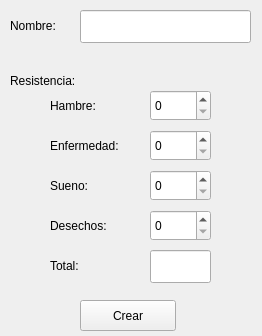
Qt form CrearTamagotchi.ui (rNexeR/Estructura-Proyecto1) before a commit.
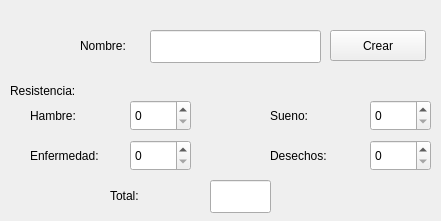
The same form after that commit. Icons and pictures are not drawn.

The edit to the form file:
```diff
--- a/CrearTamagotchi.ui
+++ b/CrearTamagotchi.ui
@@ -6,8 +6,8 @@
    <rect>
     <x>0</x>
     <y>0</y>
-    <width>262</width>
-    <height>336</height>
+    <width>441</width>
+    <height>221</height>
    </rect>
   </property>
   <property name="windowTitle">
@@ -16,8 +16,8 @@
   <widget class="QLabel" name="label">
    <property name="geometry">
     <rect>
-     <x>10</x>
-     <y>10</y>
+     <x>80</x>
+     <y>30</y>
      <width>66</width>
      <height>31</height>
     </rect>
@@ -29,8 +29,8 @@
   <widget class="QLineEdit" name="lineEdit">
    <property name="geometry">
     <rect>
-     <x>80</x>
-     <y>10</y>
+     <x>150</x>
+     <y>30</y>
      <width>171</width>
      <height>33</height>
     </rect>
@@ -40,7 +40,7 @@
    <property name="geometry">
     <rect>
      <x>10</x>
-     <y>70</y>
+     <y>80</y>
      <width>91</width>
      <height>21</height>
     </rect>
@@ -52,8 +52,8 @@
   <widget class="QLabel" name="label_3">
    <property name="geometry">
     <rect>
-     <x>50</x>
-     <y>90</y>
+     <x>30</x>
+     <y>100</y>
      <width>81</width>
      <height>31</height>
     </rect>
@@ -65,8 +65,8 @@
   <widget class="QSpinBox" name="spinBox">
    <property name="geometry">
     <rect>
-     <x>150</x>
-     <y>90</y>
+     <x>130</x>
+     <y>100</y>
      <width>61</width>
      <height>31</height>
     </rect>
@@ -75,8 +75,8 @@
   <widget class="QSpinBox" name="spinBox_2">
    <property name="geometry">
     <rect>
-     <x>150</x>
-     <y>130</y>
+     <x>130</x>
+     <y>140</y>
      <width>61</width>
      <height>31</height>
     </rect>
@@ -85,8 +85,8 @@
   <widget class="QLabel" name="label_4">
    <property name="geometry">
     <rect>
-     <x>50</x>
-     <y>130</y>
+     <x>30</x>
+     <y>140</y>
      <width>81</width>
      <height>31</height>
     </rect>
@@ -98,8 +98,8 @@
   <widget class="QSpinBox" name="spinBox_3">
    <property name="geometry">
     <rect>
-     <x>150</x>
-     <y>170</y>
+     <x>370</x>
+     <y>100</y>
      <width>61</width>
      <height>31</height>
     </rect>
@@ -108,8 +108,8 @@
   <widget class="QLabel" name="label_5">
    <property name="geometry">
     <rect>
-     <x>50</x>
-     <y>170</y>
+     <x>270</x>
+     <y>100</y>
      <width>81</width>
      <height>31</height>
     </rect>
@@ -121,8 +121,8 @@
   <widget class="QSpinBox" name="spinBox_4">
    <property name="geometry">
     <rect>
-     <x>150</x>
-     <y>210</y>
+     <x>370</x>
+     <y>140</y>
      <width>61</width>
      <height>31</height>
     </rect>
@@ -131,8 +131,8 @@
   <widget class="QLabel" name="label_6">
    <property name="geometry">
     <rect>
-     <x>50</x>
-     <y>210</y>
+     <x>270</x>
+     <y>140</y>
      <width>81</width>
      <height>31</height>
     </rect>
@@ -144,8 +144,8 @@
   <widget class="QLabel" name="label_7">
    <property name="geometry">
     <rect>
-     <x>50</x>
-     <y>250</y>
+     <x>110</x>
+     <y>180</y>
      <width>81</width>
      <height>31</height>
     </rect>
@@ -157,8 +157,8 @@
   <widget class="QLineEdit" name="lineEdit_2">
    <property name="geometry">
     <rect>
-     <x>150</x>
-     <y>250</y>
+     <x>210</x>
+     <y>180</y>
      <width>61</width>
      <height>33</height>
     </rect>
@@ -167,8 +167,8 @@
   <widget class="QPushButton" name="pushButton">
    <property name="geometry">
     <rect>
-     <x>80</x>
-     <y>300</y>
+     <x>330</x>
+     <y>30</y>
      <width>96</width>
      <height>31</height>
     </rect>
@@ -177,6 +177,22 @@
     <string>Crear</string>
    </property>
   </widget>
+  <widget class="QLabel" name="label_8">
+   <property name="geometry">
+    <rect>
+     <x>10</x>
+     <y>10</y>
+     <width>66</width>
+     <height>61</height>
+    </rect>
+   </property>
+   <property name="styleSheet">
+    <string notr="true">image: url(:/tamagotchi/images/src/img.png);</string>
+   </property>
+   <property name="text">
+    <string/>
+   </property>
+  </widget>
  </widget>
  <resources/>
  <connections/>
```
Left out of the diff: 4 changed lines with no effect on the pictures.
